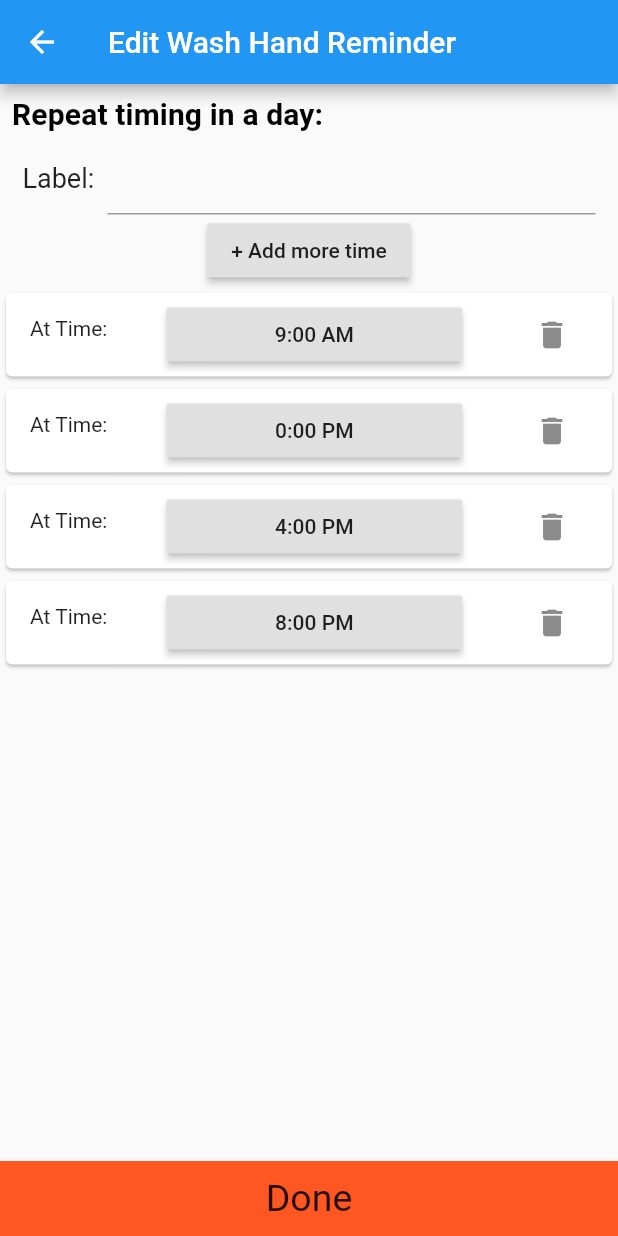
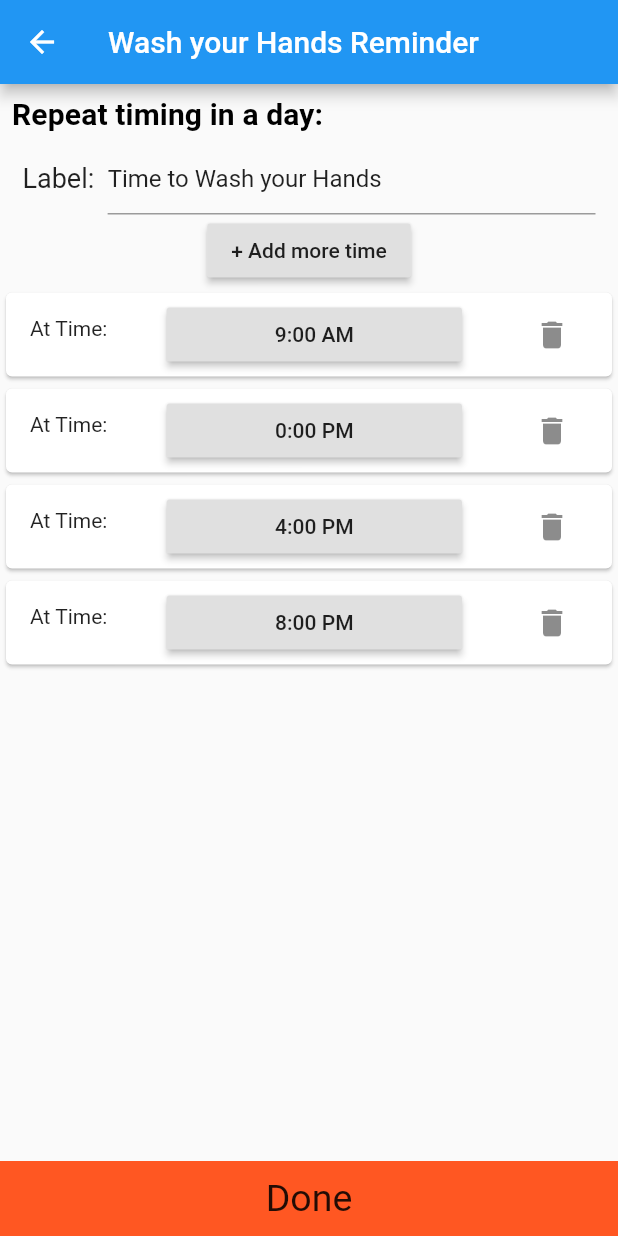
Before and after one commit to rajashah33/corona_app, a Flutter app: the CustomReminder screen opened directly, on a phone screen of 412 x 824 dp. Run offline on Flutter 3.47's test engine with Material 2 defaults, Android fonts, the phone set to English and light mode, and no system bars; our stand-ins replace bottom_navy_bar, carousel_slider, cloud_firestore, flutter_local_notifications, get_it, shared_preferences and 2 more; accounts and stored records are empty; network calls fail.

Commit message:
small bug fix

```diff
--- a/corona_app/lib/models/app_data.dart
+++ b/corona_app/lib/models/app_data.dart
@@ -20,7 +20,7 @@ class AppData {
     TimeOfDay(hour: 20, minute: 00).toString(),
   ];
   List labels = [
-    'Time to wash your Hands',
+    'Time to Wash your Hands',
     'Time to Eat some Citric Fruit',
     'Time to Drink some Water',
   ];
--- a/corona_app/lib/views/custom_reminder.dart
+++ b/corona_app/lib/views/custom_reminder.dart
@@ -59,11 +59,12 @@ class _CustomReminderState extends State<CustomReminder> {
   getSharedPref() async {
     SharedPreferences prefs = await SharedPreferences.getInstance();
     if (prefs.getStringList('timeList' + role) == null) {
-      prefs.setString('label' + role, label);
-      prefs.setStringList('timeList' + role, _appData.initialTimeList);
       setState(() {
+        label = _appData.labels[widget.reminderRole];
         timeList = _appData.initialTimeList;
       });
+      prefs.setString('label' + role, label);
+      prefs.setStringList('timeList' + role, timeList);
     } else {
       setState(() {
         label = prefs.getString('label' + role);
@@ -76,7 +77,8 @@ class _CustomReminderState extends State<CustomReminder> {
   Widget build(BuildContext context) {
     return Scaffold(
       appBar: AppBar(
-        title: Text('Edit Wash Hand Reminder'),
+        title: Text(
+            _appData.labels[widget.reminderRole].substring(8) + ' Reminder'),
       ),
       // backgroundColor: Colors.black,
       body: SafeArea(
@@ -100,7 +102,9 @@ class _CustomReminderState extends State<CustomReminder> {
                   Text('Label:  ', style: TextStyle(fontSize: 18)),
                   Flexible(
                       child: TextFormField(
-                    initialValue: label,
+                    initialValue: label == ''
+                        ? _appData.labels[widget.reminderRole]
+                        : label,
                     onChanged: (text) {
                       label = text;
                     },
```
